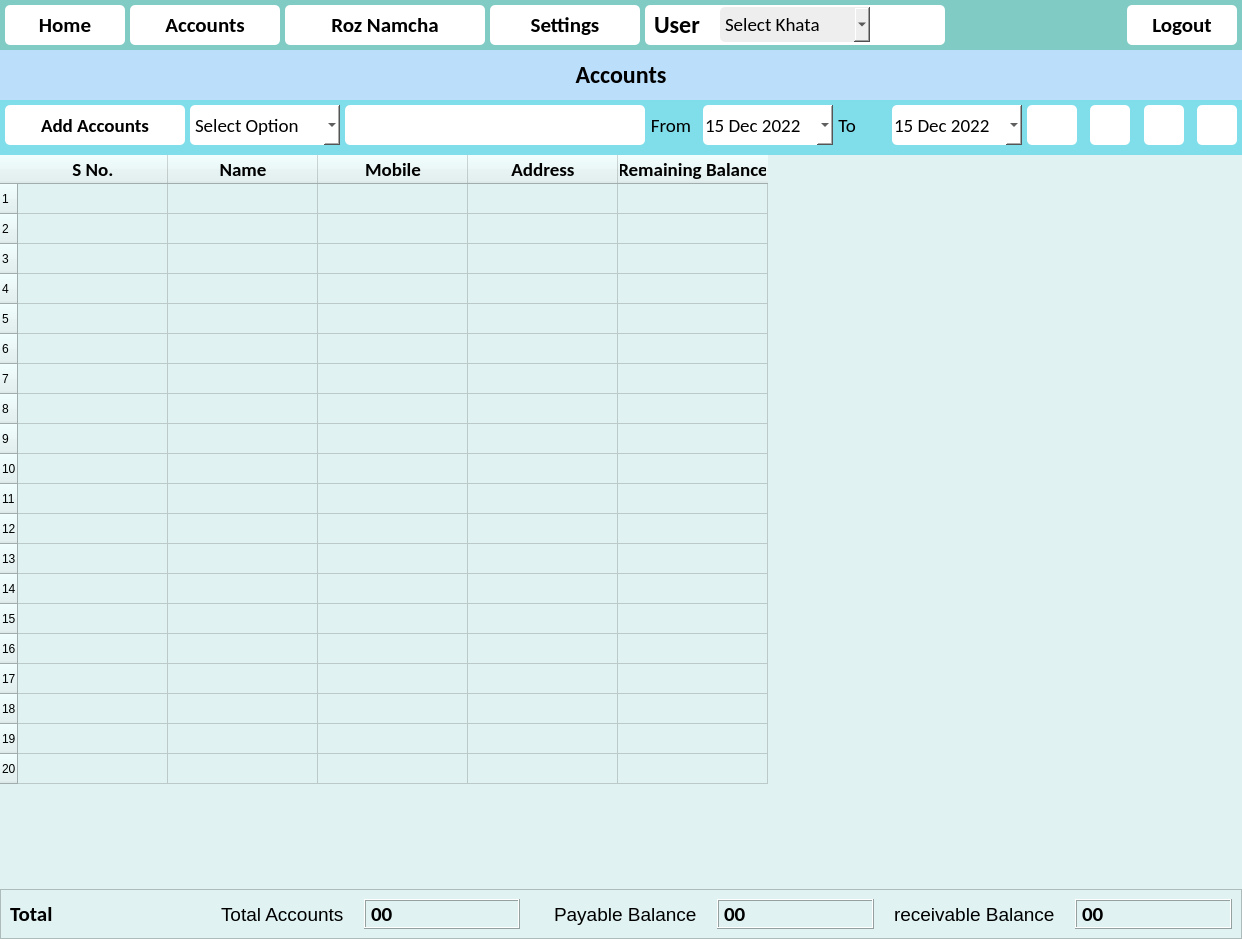
Qt form ui/main_window.ui (CodeWithEhtisham/Digital-Khata) before a commit.
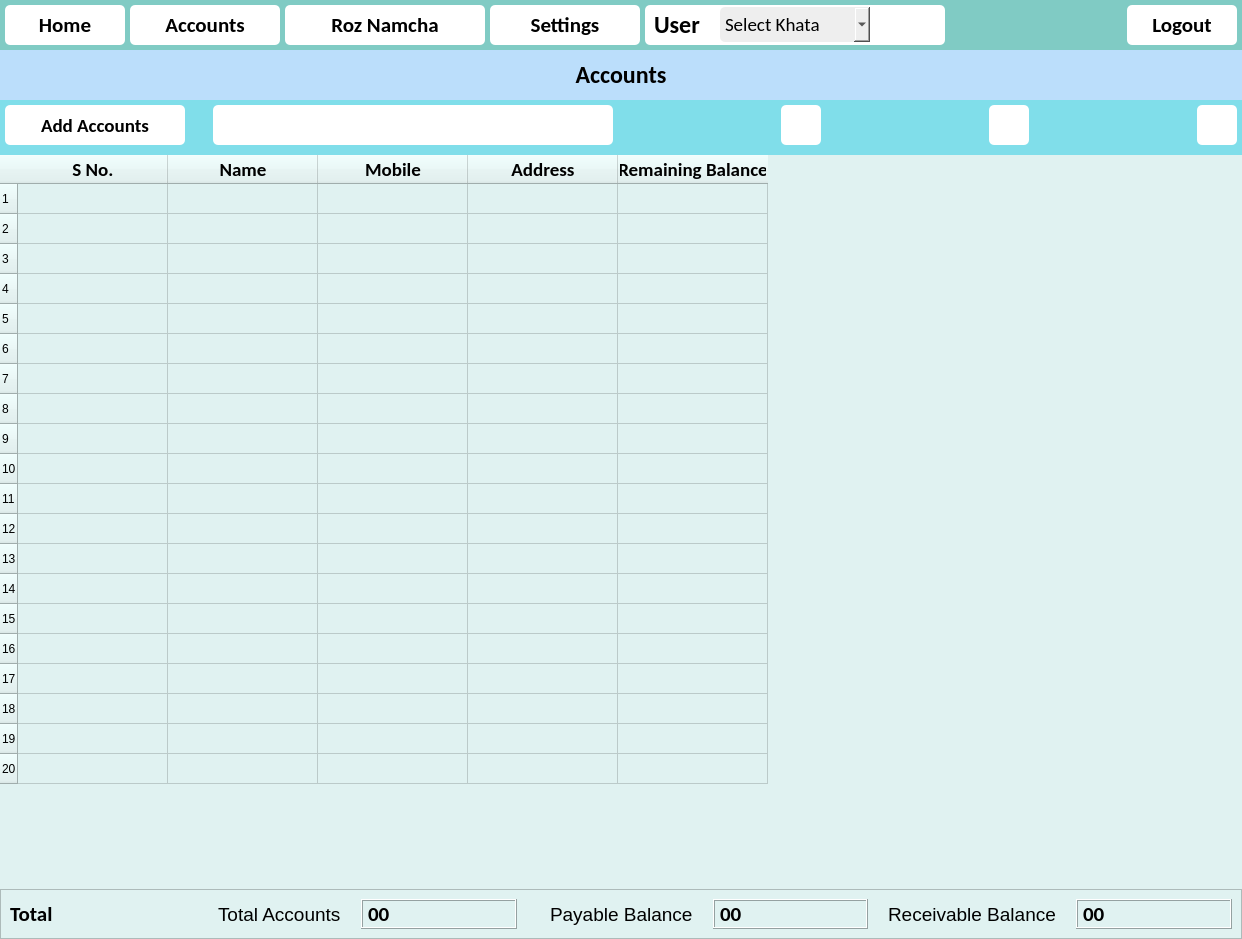
The same form after that commit. The open tabs and pages were chosen to show the change. Icons and pictures are not drawn.

The edit to the form file:
```diff
--- a/ui/main_window.ui
+++ b/ui/main_window.ui
@@ -784,7 +784,7 @@
              </property>
             </widget>
            </item>
-           <item alignment="Qt::AlignLeft">
+           <!-- <item alignment="Qt::AlignLeft">
             <widget class="QComboBox" name="select_search_option">
              <property name="minimumSize">
               <size>
@@ -823,18 +823,18 @@
               </property>
              </item>
             </widget>
-           </item>
+           </item> -->
            <item alignment="Qt::AlignLeft">
             <widget class="QLineEdit" name="txt_search">
              <property name="minimumSize">
               <size>
-               <width>300</width>
+               <width>400</width>
                <height>40</height>
               </size>
              </property>
              <property name="maximumSize">
               <size>
-               <width>300</width>
+               <width>400</width>
                <height>40</height>
               </size>
              </property>
@@ -846,7 +846,7 @@
              </property>
             </widget>
            </item>
-           <item alignment="Qt::AlignLeft">
+           <!-- <item alignment="Qt::AlignLeft">
             <widget class="QLabel" name="lbl_from">
              <property name="minimumSize">
               <size>
@@ -997,7 +997,7 @@
               </size>
              </property>
             </widget>
-           </item>
+           </item> -->
            <item alignment="Qt::AlignRight">
             <widget class="QPushButton" name="btn_edit_accounts">
              <property name="minimumSize">
@@ -1380,7 +1380,7 @@
                  </font>
                 </property>
                 <property name="text">
-                 <string>receivable Balance</string>
+                 <string>Receivable Balance</string>
                 </property>
                </widget>
               </item>
```
Left out of the diff: 46 changed lines with no effect on the pictures.
